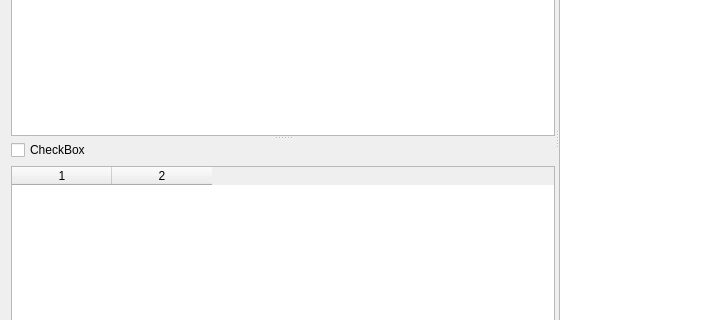
Old version of the form schedule_dialog.ui in the repository pgathogo/auto-scheduler; both pictures show x 0 to 704 and y 227 to 547 of the 1114 by 684 pixel window.
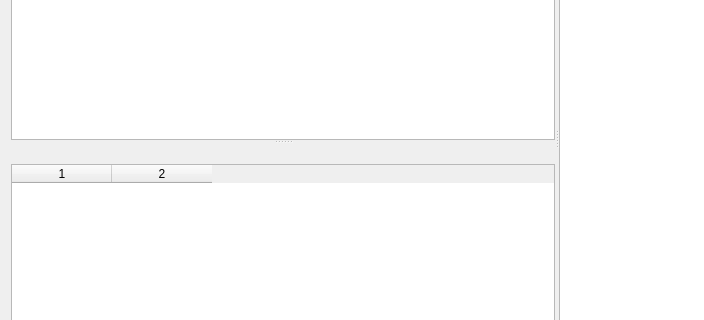
New version of the form.

Diff of the .ui file:
```diff
--- a/schedule_dialog.ui
+++ b/schedule_dialog.ui
@@ -119,9 +119,9 @@
       <widget class="QWidget" name="layoutWidget">
        <layout class="QVBoxLayout" name="verticalLayout_2">
         <item>
-         <widget class="QCheckBox" name="checkBox_2">
+         <widget class="QLabel" name="dtTitle">
           <property name="text">
-           <string>CheckBox</string>
+           <string/>
           </property>
          </widget>
         </item>
```
Left out of the diff: 2 changed lines with no effect on the pictures.
